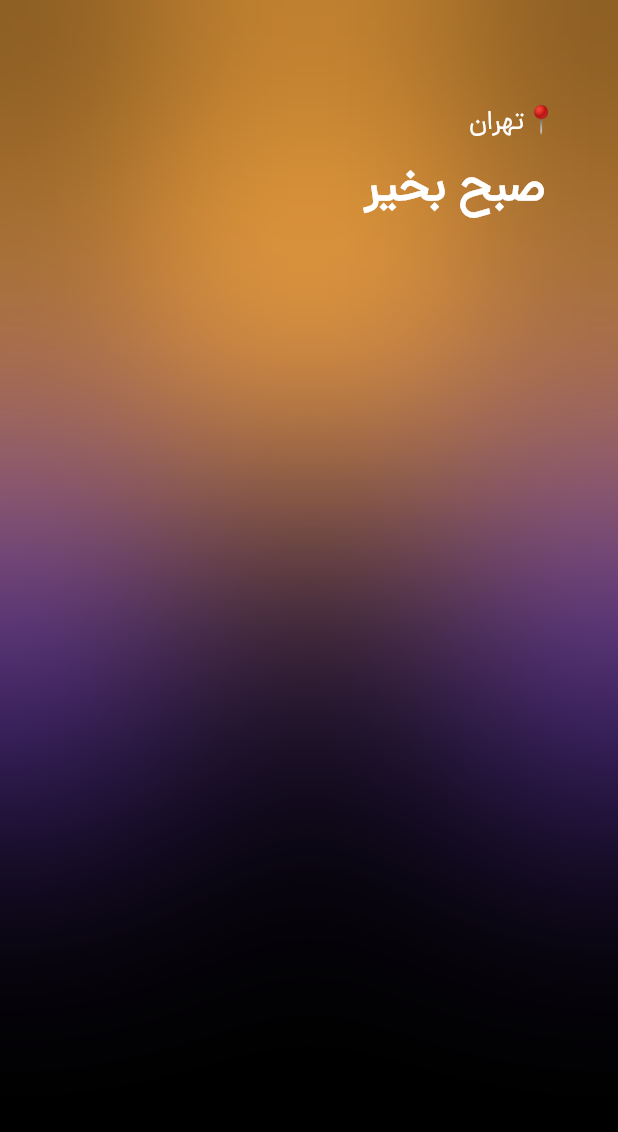
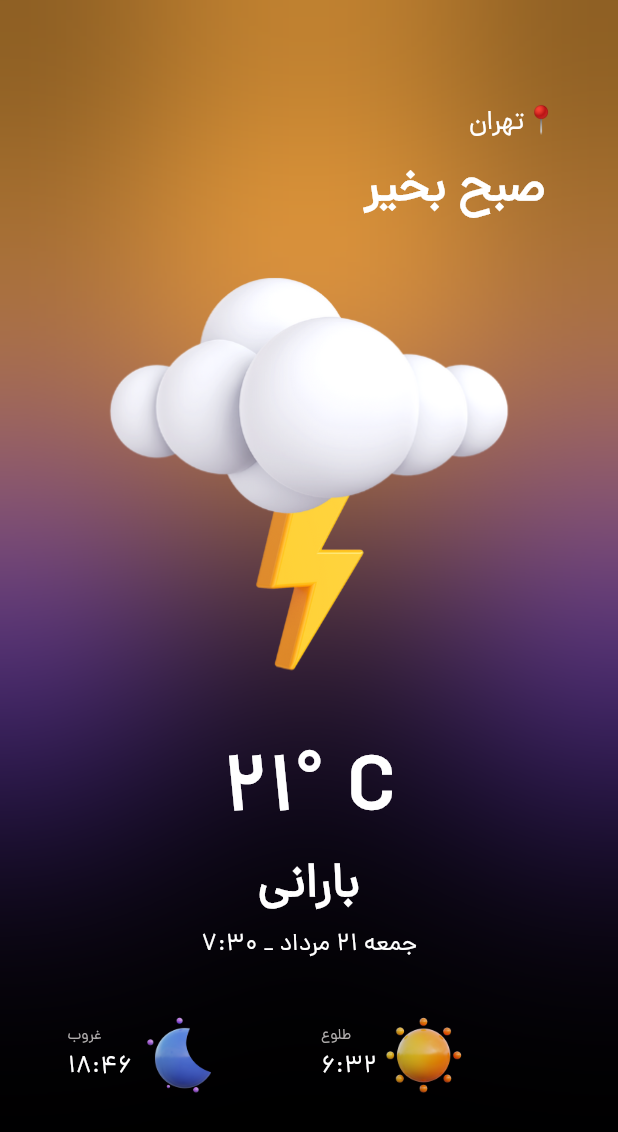
Before and after one commit to Garoune/abrak, a Flutter app: the screen it shows after launch, on a phone screen of 412 x 824 dp. Shown: the top 1132 px of the screen. Run offline on Flutter 3.47's test engine with Material 3 defaults, Android fonts, the light colour scheme and no system bars; our stand-ins replace bloc, equatable.

Commit message:
add properties

```diff
--- a/lib/screens/home_screen.dart
+++ b/lib/screens/home_screen.dart
@@ -63,21 +63,140 @@ class HomeScreen extends StatelessWidget {
                 child: Column(
                   crossAxisAlignment: CrossAxisAlignment.end,
                   children: [
-                    Text(' تهران📍',
+                    Text(
+                      ' تهران📍',
                       style: TextStyle(
                           fontFamily: 'dana',
                           fontSize: 18,
                           color: Colors.white,
-                      fontWeight: FontWeight.w300
-                    ),),
+                          fontWeight: FontWeight.w300),
+                    ),
                     const SizedBox(height: 8),
-                    Text('صبح بخیر ',
+                    Text(
+                      'صبح بخیر ',
                       style: TextStyle(
                           fontFamily: 'dana',
                           fontSize: 32,
                           color: Colors.white,
-                      fontWeight: FontWeight.w800
-                    ),),
+                          fontWeight: FontWeight.w800),
+                    ),
+                    Image.asset('assets/images/1.png'),
+                    Center(
+                      child: Text(
+                        '21° C',
+                        style: TextStyle(
+                            fontFamily: 'dana',
+                            color: Colors.white,
+                            fontSize: 54,
+                            fontWeight: FontWeight.w800),
+                      ),
+                    ),
+                    Center(
+                      child: Text(
+                        'بارانی',
+                        style: TextStyle(
+                          fontFamily: 'dana',
+                          fontSize: 32,
+                          fontWeight: FontWeight.w800,
+                          color: Colors.white,
+                        ),
+                      ),
+                    ),
+                    SizedBox(
+                      height: 5,
+                    ),
+                    Center(
+                      child: Text(
+                        'جمعه 21 مرداد _ 7:30',
+                        style: TextStyle(
+                          fontFamily: 'dana',
+                          fontSize: 16,
+                          fontWeight: FontWeight.w100,
+                          color: Colors.white,
+                        ),
+                      ),
+                    ),
+                    SizedBox(
+                      height: 30,
+                    ),
+                    Row(
+                      mainAxisAlignment: MainAxisAlignment.spaceBetween,
+                      children: [
+                        Row(
+                          children: [
+                            SizedBox(
+                              width: 5,
+                            ),
+                            Column(
+                              crossAxisAlignment: CrossAxisAlignment.start,
+                              children: [
+                                Text(
+                                  'غروب',
+                                  style: TextStyle(
+                                      fontFamily: 'dana',
+                                      fontSize: 10,
+                                      fontWeight: FontWeight.normal,
+                                      color: const Color.fromARGB(
+                                          255, 176, 173, 173)),
+                                ),
+                                SizedBox(height: 3),
+                                Text(
+                                  '18:46',
+                                  style: TextStyle(
+                                      fontFamily: 'dana',
+                                      fontSize: 16,
+                                      fontWeight: FontWeight.w100,
+                                      color: Colors.white),
+                                ),
+                              ],
+                            ),
+                            Image.asset(
+                              'assets/images/12.png',
+                              scale: 8,
+                            ),
+                          ],
+                        ),
+                        Row(
+                          children: [
+                            SizedBox(
+                              width: 5,
+                            ),
+                            Column(
+                              crossAxisAlignment: CrossAxisAlignment.start,
+                              children: [
+                                Text(
+                                  'طلوع',
+                                  style: TextStyle(
+                                      fontFamily: 'dana',
+                                      fontSize: 10,
+                                      fontWeight: FontWeight.normal,
+                                      color: const Color.fromARGB(
+                                          255, 176, 173, 173)),
+                                ),
+                                SizedBox(height: 3),
+                                Text(
+                                  '6:32',
+                                  style: TextStyle(
+                                      fontFamily: 'dana',
+                                      fontSize: 16,
+                                      fontWeight: FontWeight.w100,
+                                      color: Colors.white),
+                                ),
+                              ],
+                            ),
+                            Image.asset(
+                              'assets/images/11.png',
+                              scale: 8,
+                            ),
+                          ],
+                        ),
+                        Padding(
+                          padding: EdgeInsets.symmetric(vertical: 5.0),
+                          child: Divider(
+                            color: Colors.grey,
+                          ),)
+                      ],
+                    )
                   ],
                 ),
               )
```
Also changed, not shown: assets/images/1.png (added), assets/images/11.png (added), assets/images/12.png (added), assets/images/13.png (added), assets/images/14.png (added), assets/images/2.png (added), assets/images/3.png (added), assets/images/4.png (added), assets/images/5.png (added), assets/images/6.png (added), assets/images/7.png (added), assets/images/8.png (added), assets/images/9.png (added). Lines whose indentation alone changed are shown as unchanged.
